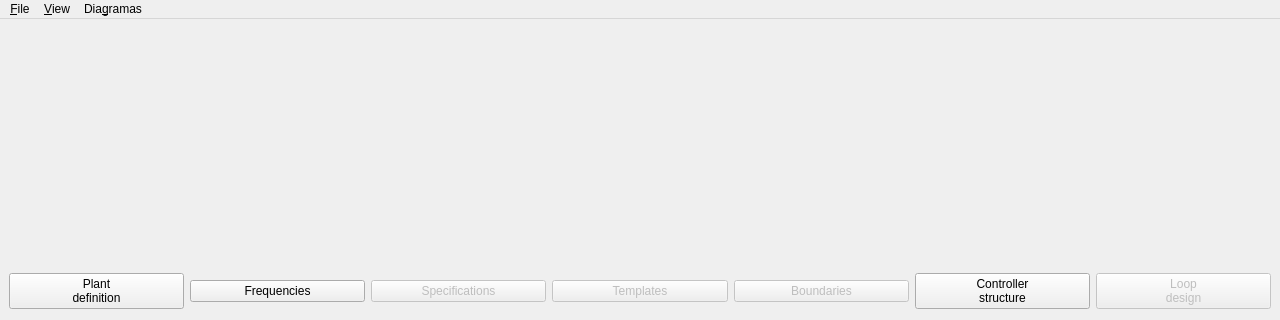
The window that src/gui/application/main_window.ui (Isaac-Martinez-Forte/QFTbx) describes before a commit, drawn with Qt 5; both pictures show x 0 to 1280 and y 0 to 320 of the 1280 by 860 pixel window.
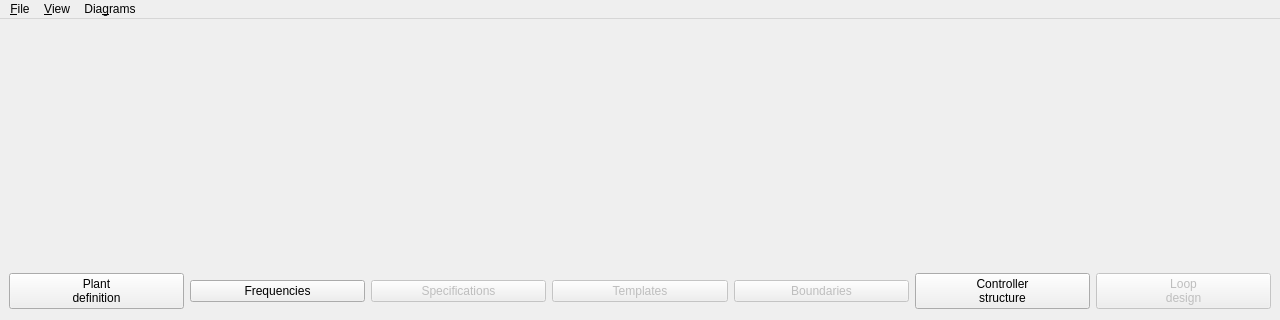
The same window after the commit.

Patch:
```diff
--- a/src/gui/application/main_window.ui
+++ b/src/gui/application/main_window.ui
@@ -119,7 +119,7 @@
    </widget>
    <widget class="QMenu" name="menuDiagrams">
     <property name="title">
-     <string>Dia&amp;gramas</string>
+     <string>Dia&amp;grams</string>
     </property>
     <addaction name="bodeAction"/>
     <addaction name="actionTemplates"/>
```
